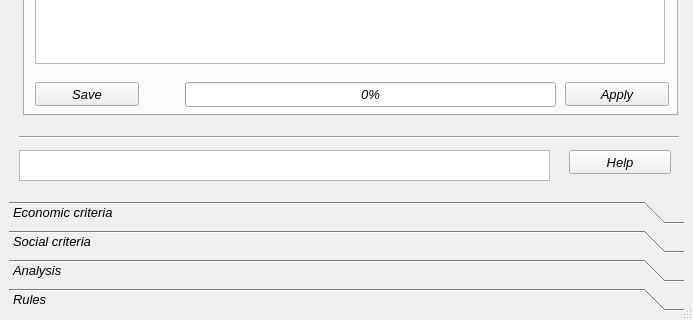
Old version of the form geoSUIT.ui in the repository gmassei/geoUmbriaSUIT; both pictures show x 0 to 693 and y 337 to 657 of the 693 by 657 pixel window.
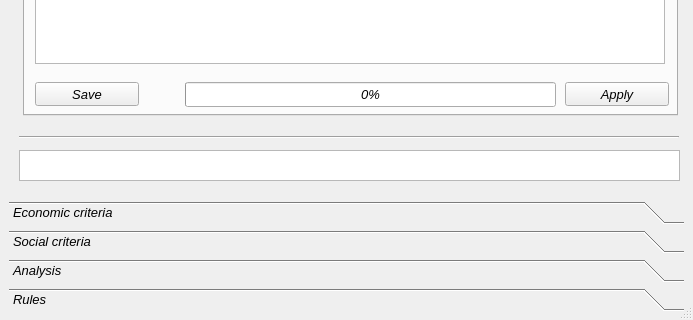
New version of the form. The open tabs and pages were chosen to show the change.

Commit message: remove help btn on schede

Patch:
```diff
--- a/geoSUIT.ui
+++ b/geoSUIT.ui
@@ -451,7 +451,7 @@
         <rect>
          <x>10</x>
          <y>420</y>
-         <width>531</width>
+         <width>661</width>
          <height>31</height>
         </rect>
        </property>
@@ -475,31 +475,6 @@
         <string>Fields</string>
        </property>
       </widget>
-      <widget class="QPushButton" name="EnvHelpBtn">
-       <property name="geometry">
-        <rect>
-         <x>560</x>
-         <y>420</y>
-         <width>102</width>
-         <height>24</height>
-        </rect>
-       </property>
-       <property name="sizePolicy">
-        <sizepolicy hsizetype="Preferred" vsizetype="Fixed">
-         <horstretch>0</horstretch>
-         <verstretch>0</verstretch>
-        </sizepolicy>
-       </property>
-       <property name="maximumSize">
-        <size>
-         <width>110</width>
-         <height>16777215</height>
-        </size>
-       </property>
-       <property name="text">
-        <string>Help</string>
-       </property>
-      </widget>
       <widget class="Line" name="line_2">
        <property name="geometry">
         <rect>
```
Left out of the diff: 39 changed lines with no effect on the pictures. The commit also changes 3 other files.
